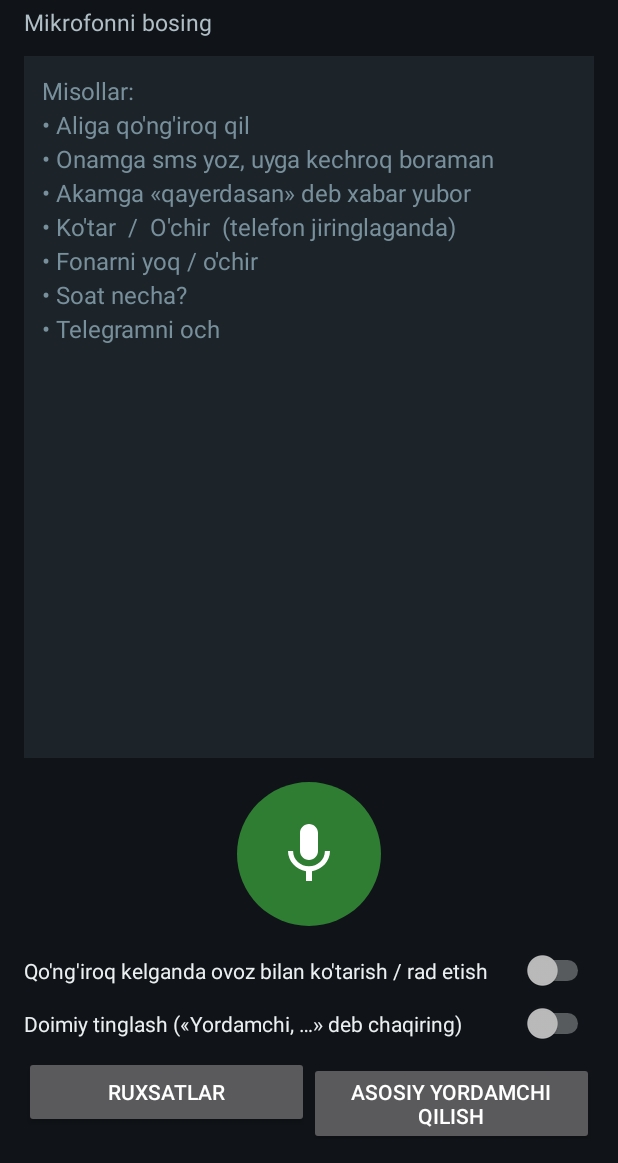
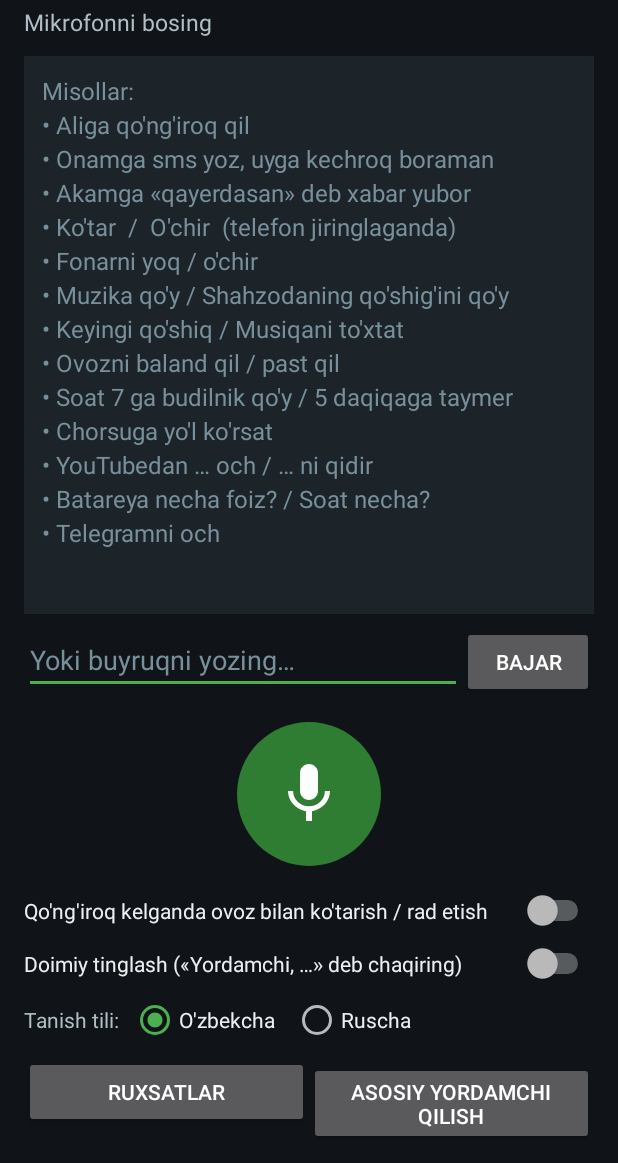
Before and after one commit to muxriddin3626-droid/Boshqaruv, an Android app: the screen it shows after launch (MainActivity), on a phone screen of 412 x 824 dp, the part 73-1236 px from its top. Run offline under Robolectric (Android 15) with nearby library versions, the phone set to English and light mode, and no system bars.

Commit message:
Ovozni yaxshiroq tushunish va musiqa, budilnik, taymer, qidiruv buyruqlari
- Kalit so'zlarni talaffuzga yaqin shaklda solishtirish (q/k, x/h, bitta harf xatosi)
- Ruscha tanishni tanlash va ruscha buyruqlar, yozib buyruq berish maydoni
- Ovoz taniydigan xizmatning barcha taxminlarini ko'rsatish, uzunroq pauza
- Muzika qo'yish/to'xtatish/keyingi, ovoz balandligi, budilnik, taymer,
  YouTube/Google qidiruv, xarita, kamera, batareya, Wi-Fi/Bluetooth

Co-Authored-By: Claude Opus 5.5 <noreply@anthropic.com>
Claude-Session: https://claude.ai/code/session_0198YUSh5GSdL8xxYF7nZ757

```diff
--- a/ovoz-yordamchi/app/src/main/AndroidManifest.xml
+++ b/ovoz-yordamchi/app/src/main/AndroidManifest.xml
@@ -10,6 +10,8 @@
     <uses-permission android:name="android.permission.SEND_SMS" />
     <uses-permission android:name="android.permission.POST_NOTIFICATIONS" />
     <uses-permission android:name="android.permission.FOREGROUND_SERVICE" />
+    <uses-permission android:name="android.permission.SYSTEM_ALERT_WINDOW" />
+    <uses-permission android:name="com.android.alarm.permission.SET_ALARM" />
     <uses-permission android:name="android.permission.FOREGROUND_SERVICE_MICROPHONE" />
 
     <uses-feature android:name="android.hardware.telephony" android:required="false" />
--- a/ovoz-yordamchi/app/src/main/java/uz/boshqaruv/ovoz/MainActivity.kt
+++ b/ovoz-yordamchi/app/src/main/java/uz/boshqaruv/ovoz/MainActivity.kt
@@ -7,7 +7,11 @@ import android.content.pm.PackageManager
 import android.os.Build
 import android.os.Bundle
 import android.provider.Settings
+import android.net.Uri
+import android.view.inputmethod.EditorInfo
 import android.widget.Button
+import android.widget.EditText
+import android.widget.RadioGroup
 import android.widget.ImageButton
 import android.widget.ScrollView
 import android.widget.Switch
@@ -38,6 +42,27 @@ class MainActivity : Activity(), VoiceAssistant.Listener {
 
         mic.setOnClickListener { startListening() }
 
+        // Ovoz yaxshi tanilmasa — buyruqni yozib ham berish mumkin
+        val input = findViewById<EditText>(R.id.input)
+        val send = {
+            val text = input.text.toString().trim()
+            if (text.isNotEmpty()) {
+                input.setText("")
+                assistant.stopListening()
+                assistant.handle(listOf(text))
+            }
+        }
+        findViewById<Button>(R.id.btn_send).setOnClickListener { send() }
+        input.setOnEditorActionListener { _, actionId, _ ->
+            if (actionId == EditorInfo.IME_ACTION_SEND) { send(); true } else false
+        }
+
+        val lang = findViewById<RadioGroup>(R.id.lang)
+        lang.check(if (Prefs.language(this) == "ru-RU") R.id.lang_ru else R.id.lang_uz)
+        lang.setOnCheckedChangeListener { _, id ->
+            Prefs.setLanguage(this, if (id == R.id.lang_ru) "ru-RU" else "uz-UZ")
+        }
+
         callSwitch.isChecked = Prefs.callControl(this)
         continuousSwitch.isChecked = Prefs.continuous(this)
         callSwitch.setOnCheckedChangeListener { _, on ->
@@ -47,6 +72,7 @@ class MainActivity : Activity(), VoiceAssistant.Listener {
         continuousSwitch.setOnCheckedChangeListener { _, on ->
             Prefs.setContinuous(this, on)
             syncService()
+            if (on) askOverlayPermission()
         }
 
         findViewById<Button>(R.id.btn_permissions).setOnClickListener { askPermissions() }
@@ -107,6 +133,19 @@ class MainActivity : Activity(), VoiceAssistant.Listener {
         }
     }
 
+    /**
+     * Fondan (ekran o'chiq holatda) ilova, musiqa, xarita ochish uchun Android
+     * "Boshqa ilovalar ustidan ko'rsatish" ruxsatini talab qiladi.
+     */
+    private fun askOverlayPermission() {
+        if (Settings.canDrawOverlays(this)) return
+        Toast.makeText(this, "\"Boshqa ilovalar ustidan ko'rsatish\"ga ruxsat bering — fonda ilovalarni ochish uchun kerak", Toast.LENGTH_LONG).show()
+        try {
+            startActivity(Intent(Settings.ACTION_MANAGE_OVERLAY_PERMISSION, Uri.parse("package:$packageName")))
+        } catch (e: Exception) {
+        }
+    }
+
     private fun askPermissions() {
         val perms = mutableListOf(
             Manifest.permission.RECORD_AUDIO,
@@ -138,6 +177,7 @@ class MainActivity : Activity(), VoiceAssistant.Listener {
 
     override fun onHeard(text: String) = append("🗣 $text")
     override fun onReply(text: String) = append("🤖 $text")
+    override fun onAlternatives(texts: List<String>) = append("   (yoki: ${texts.joinToString(" | ")})")
 
     override fun onListening(active: Boolean) {
         mic.isActivated = active
--- a/ovoz-yordamchi/app/src/main/java/uz/boshqaruv/ovoz/Prefs.kt
+++ b/ovoz-yordamchi/app/src/main/java/uz/boshqaruv/ovoz/Prefs.kt
@@ -10,4 +10,8 @@ object Prefs {
 
     fun continuous(c: Context) = sp(c).getBoolean("doimiy", false)
     fun setContinuous(c: Context, v: Boolean) = sp(c).edit().putBoolean("doimiy", v).apply()
+
+    /** Ovozni tanish tili: "uz-UZ" yoki "ru-RU". */
+    fun language(c: Context): String = sp(c).getString("til", "uz-UZ") ?: "uz-UZ"
+    fun setLanguage(c: Context, v: String) = sp(c).edit().putString("til", v).apply()
 }
--- a/ovoz-yordamchi/app/src/main/res/layout/activity_main.xml
+++ b/ovoz-yordamchi/app/src/main/res/layout/activity_main.xml
@@ -35,12 +35,36 @@
             android:id="@+id/log"
             android:layout_width="match_parent"
             android:layout_height="wrap_content"
-            android:hint="Misollar:\n• Aliga qo'ng'iroq qil\n• Onamga sms yoz, uyga kechroq boraman\n• Akamga «qayerdasan» deb xabar yubor\n• Ko'tar  /  O'chir  (telefon jiringlaganda)\n• Fonarni yoq / o'chir\n• Soat necha?\n• Telegramni och"
+            android:hint="Misollar:\n• Aliga qo\'ng\'iroq qil\n• Onamga sms yoz, uyga kechroq boraman\n• Akamga «qayerdasan» deb xabar yubor\n• Ko\'tar  /  O\'chir  (telefon jiringlaganda)\n• Fonarni yoq / o\'chir\n• Muzika qo\'y / Shahzodaning qo\'shig\'ini qo\'y\n• Keyingi qo\'shiq / Musiqani to\'xtat\n• Ovozni baland qil / past qil\n• Soat 7 ga budilnik qo\'y / 5 daqiqaga taymer\n• Chorsuga yo\'l ko\'rsat\n• YouTubedan … och / … ni qidir\n• Batareya necha foiz? / Soat necha?\n• Telegramni och"
             android:lineSpacingExtra="4dp"
             android:textColor="#FFECEFF1"
             android:textColorHint="#FF78909C"
             android:textSize="16sp" />
     </ScrollView>
+
+    <LinearLayout
+        android:layout_width="match_parent"
+        android:layout_height="wrap_content"
+        android:layout_marginTop="8dp"
+        android:orientation="horizontal">
+
+        <EditText
+            android:id="@+id/input"
+            android:layout_width="0dp"
+            android:layout_height="wrap_content"
+            android:layout_weight="1"
+            android:hint="Yoki buyruqni yozing…"
+            android:imeOptions="actionSend"
+            android:inputType="text"
+            android:textColor="#FFECEFF1"
+            android:textColorHint="#FF78909C" />
+
+        <Button
+            android:id="@+id/btn_send"
+            android:layout_width="wrap_content"
+            android:layout_height="wrap_content"
+            android:text="Bajar" />
+    </LinearLayout>
 
     <ImageButton
         android:id="@+id/mic"
@@ -70,6 +94,36 @@
         android:text="Doimiy tinglash («Yordamchi, …» deb chaqiring)"
         android:textColor="#FFECEFF1" />
 
+    <RadioGroup
+        android:id="@+id/lang"
+        android:layout_width="match_parent"
+        android:layout_height="wrap_content"
+        android:layout_marginTop="8dp"
+        android:orientation="horizontal">
+
+        <TextView
+            android:layout_width="wrap_content"
+            android:layout_height="wrap_content"
+            android:layout_marginEnd="8dp"
+            android:text="Tanish tili:"
+            android:textColor="#FFB0BEC5" />
+
+        <RadioButton
+            android:id="@+id/lang_uz"
+            android:layout_width="wrap_content"
+            android:layout_height="wrap_content"
+            android:text="O\'zbekcha"
+            android:textColor="#FFECEFF1" />
+
+        <RadioButton
+            android:id="@+id/lang_ru"
+            android:layout_width="wrap_content"
+            android:layout_height="wrap_content"
+            android:layout_marginStart="12dp"
+            android:text="Ruscha"
+            android:textColor="#FFECEFF1" />
+    </RadioGroup>
+
     <LinearLayout
         android:layout_width="match_parent"
         android:layout_height="wrap_content"
```
Also changed, not shown: ovoz-yordamchi/app/src/main/java/uz/boshqaruv/ovoz/CommandParser.kt (+287 -41 lines), ovoz-yordamchi/app/src/main/java/uz/boshqaruv/ovoz/ContactFinder.kt (+5 -15 lines), ovoz-yordamchi/app/src/main/java/uz/boshqaruv/ovoz/PhoneActions.kt (+96 -2 lines), ovoz-yordamchi/app/src/main/java/uz/boshqaruv/ovoz/VoiceAssistant.kt (+66 -5 lines), 2 other files.
